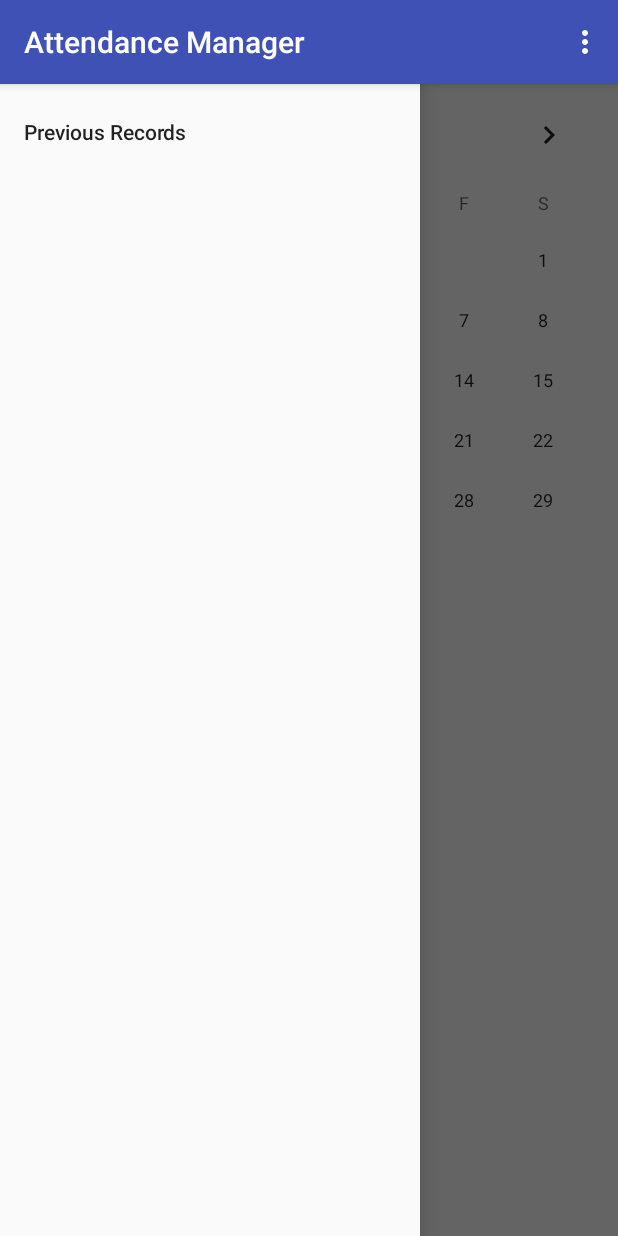
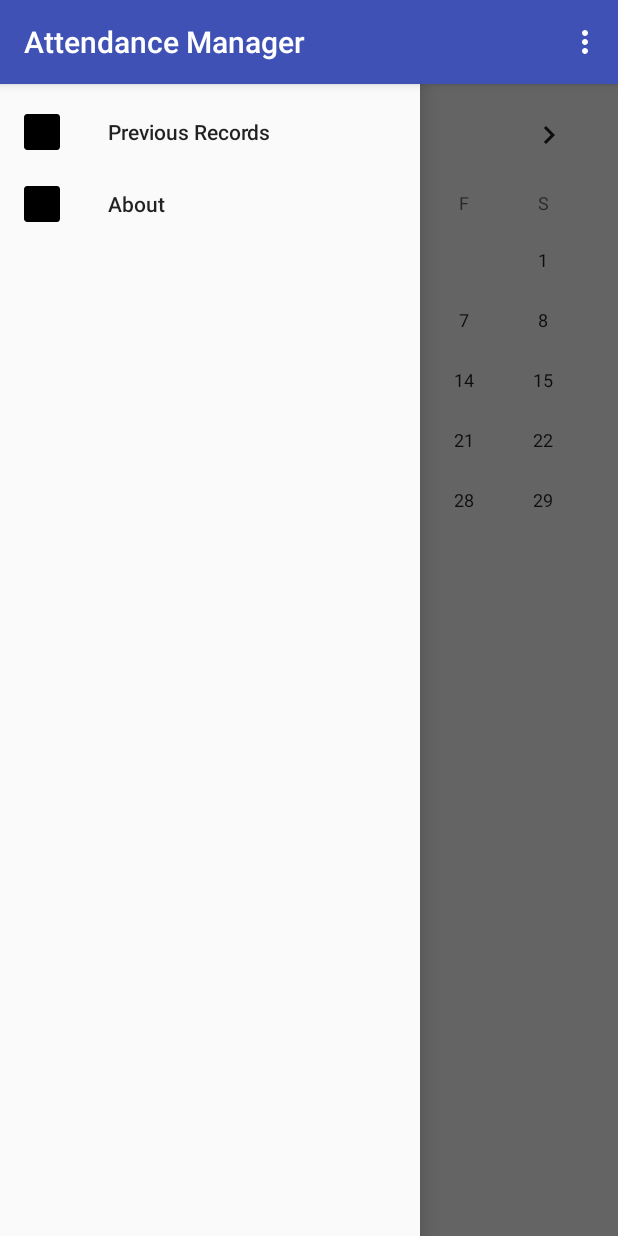
Before and after one commit to TusharSharma23/AttendenceSimple, an Android app: the screen it shows after launch (MainActivity), with the side drawer open, on a phone screen of 412 x 824 dp. Run offline under Robolectric (Android 15) with nearby library versions, the phone set to English and light mode, and no system bars.

Commit message:
Added items in per_subject menu.

```diff
--- a/app/src/main/res/layout/activity_main.xml
+++ b/app/src/main/res/layout/activity_main.xml
@@ -11,11 +11,10 @@
     <FrameLayout
         android:layout_width="match_parent"
         android:layout_height="wrap_content">
-
         <CalendarView
             android:id="@+id/calender_view"
             android:layout_width="match_parent"
-            android:layout_height="match_parent"></CalendarView>
+            android:layout_height="match_parent" />
     </FrameLayout>
 
     <android.support.design.widget.NavigationView
--- a/app/src/main/res/menu/details_per_subject.xml
+++ b/app/src/main/res/menu/details_per_subject.xml
@@ -4,9 +4,18 @@
     xmlns:app="http://schemas.android.com/apk/res-auto">
 
     <item
+        android:id="@+id/previous_record_menu_item"
         android:title="@string/menu_previous_record"
-        android:orderInCategory="1"
-        app:showAsAction="never"/>
+        android:icon="@mipmap/ic_launcher"
+        app:showAsAction="never"
+        android:orderInCategory="1" />
+
+    <item
+        android:id="@+id/about_menu_item"
+        android:title="@string/about_menu_item"
+        android:icon="@mipmap/ic_launcher"
+        app:showAsAction="never"
+        android:orderInCategory="2" />
 
 
 </menu>
--- a/app/src/main/res/values/strings.xml
+++ b/app/src/main/res/values/strings.xml
@@ -4,6 +4,8 @@
     <string name="EntryActivity">Details</string>
 
     <string name="records_title">Previous Records</string>
+
+    <string name="about_menu_item">About</string>
 
     <string name="per_subject_title">Subject Detail</string>
 
```
